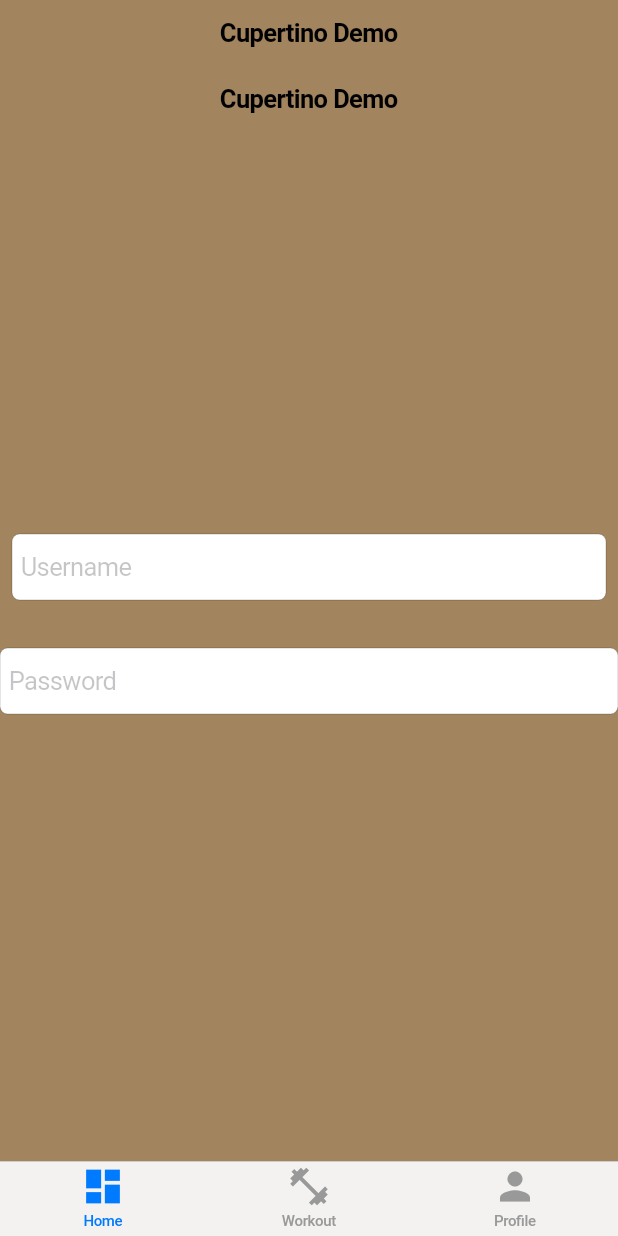
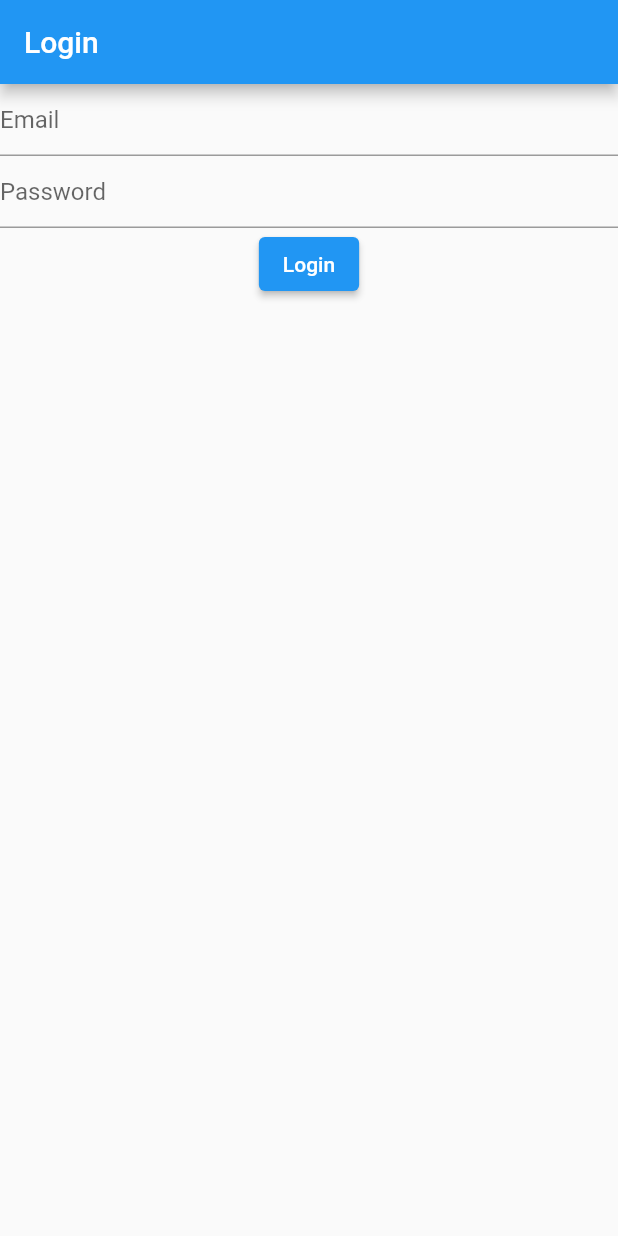
Before and after one commit to Thomas-Chambers/senior_design, a Flutter app: the screen it shows after launch, on a phone screen of 412 x 824 dp. Run offline on Flutter 3.47's test engine with Material 2 defaults, Android fonts, the phone set to English and light mode, and no system bars.

Commit message:
refactored code, added basic functionality

```diff
--- a/lib/main.dart
+++ b/lib/main.dart
@@ -1,8 +1,6 @@
 import 'package:flutter/material.dart';
-import 'package:flutter/cupertino.dart';
-import 'package:senior_design/screens/login1.dart';
-import 'package:senior_design/screens/profile.dart';
-import 'package:senior_design/screens/workout.dart';
+import 'utils/routes/routes.dart';
+import 'utils/routes/routes_name.dart';
 
 void main() {
   runApp(const MyApp());
@@ -13,55 +11,13 @@ class MyApp extends StatelessWidget {
 
   @override
   Widget build(BuildContext context) {
-    return const CupertinoApp(
+    return MaterialApp(
       title: 'Flutter Demo',
-      theme: CupertinoThemeData(
-        brightness: Brightness.light,
+      theme: ThemeData(
+        primarySwatch: Colors.blue,
       ),
-      home: MyHomePage(title: 'Flutter Demo Home Page'),
+      initialRoute: RoutesName.login,
+      onGenerateRoute: Routes.generateRoute,
     );
   }
 }
-
-class MyHomePage extends StatefulWidget {
-  const MyHomePage({super.key, required this.title});
-
-  final String title;
-
-  @override
-  State<MyHomePage> createState() => _MyHomePageState();
-}
-
-class _MyHomePageState extends State<MyHomePage> {
-  final List<Widget> _tabs = [
-    Login1(), // see the HomeTab class below
-    const WorkoutTab(), // see the WorkoutTab class below
-    const ProfileTab() // see the SettingsTab class below
-  ];
-
-  @override
-  Widget build(BuildContext context) {
-    return CupertinoPageScaffold(
-
-      backgroundColor: CupertinoColors.systemBrown,
-      navigationBar: const CupertinoNavigationBar(
-        middle: Text('Cupertino Demo'),
-      ),
-      child: CupertinoTabScaffold(
-          tabBar: CupertinoTabBar(
-            items: const [
-              BottomNavigationBarItem(
-                  icon: Icon(Icons.dashboard), label: 'Home'),
-              BottomNavigationBarItem(
-                  icon: Icon(Icons.fitness_center), label: 'Workout'),
-              BottomNavigationBarItem(
-                  icon: Icon(Icons.person), label: 'Profile'),
-            ],
-          ),
-          tabBuilder: (BuildContext context, index) {
-            return _tabs[index];
-          }),
-      //add a bottom navigation bar
-    );
-  }
-}
--- /dev/null
+++ b/lib/models/login_model.dart
@@ -0,0 +1,16 @@
+class Login {
+  String? username;
+  String? password;
+
+  Login({this.username, this.password});
+
+  Login.fromJson(Map<String, dynamic> json) {
+    username = json['username'];
+    password = json['password'];
+  }
+
+  Map<String, dynamic> toJson() => {
+        'username': username,
+        'password': password,
+      };
+}
--- /dev/null
+++ b/lib/repositories/auth_repository.dart
@@ -0,0 +1,6 @@
+class AuthRepository {
+  Future<dynamic> login(dynamic dataToBeProvided) async {
+    //TODO use mongoDB to login
+    return null;
+  }
+}
--- a/lib/screens/login1.dart
+++ /dev/null
@@ -1,55 +0,0 @@
-import 'package:flutter/cupertino.dart';
-
-class Login1 extends StatefulWidget {
-  @override
-  _LoginState1 createState() => _LoginState1();
-}
-
-class _LoginState1 extends State<Login1> {
-  //set up variables for username and password
-  String username = '';
-  String password = '';
-  @override
-  Widget build(BuildContext context) {
-    return CupertinoPageScaffold(
-      backgroundColor: CupertinoColors.systemBrown,
-      navigationBar: const CupertinoNavigationBar(
-        middle: Text('Cupertino Demo'),
-      ),
-      child: Center(
-        child: Column(
-          mainAxisAlignment: MainAxisAlignment.center,
-          children: <Widget>[
-            //cupertino Text Fields for username and password
-            Padding(
-              padding: const EdgeInsets.all(8.0),
-              child: CupertinoTextField(
-                placeholder: 'Username',
-                padding:
-                    const EdgeInsets.symmetric(horizontal: 6, vertical: 12),
-                clearButtonMode: OverlayVisibilityMode.editing,
-                onChanged: (value) {
-                  setState(() {
-                    username = value;
-                  });
-                },
-              ),
-            ),
-            const Padding(padding: EdgeInsets.symmetric(vertical: 12)),
-            CupertinoTextField(
-              placeholder: 'Password',
-              padding: const EdgeInsets.symmetric(horizontal: 6, vertical: 12),
-              obscureText: true,
-              clearButtonMode: OverlayVisibilityMode.editing,
-              onChanged: (value) {
-                setState(() {
-                  password = value;
-                });
-              },
-            ),
-          ],
-        ),
-      ),
-    );
-  }
-}
--- /dev/null
+++ b/lib/utils/routes/routes.dart
@@ -0,0 +1,30 @@
+import 'package:flutter/cupertino.dart';
+import 'package:senior_design/utils/routes/routes_name.dart';
+import 'package:senior_design/views/home_view.dart';
+import 'package:senior_design/views/login_view.dart';
+import 'package:senior_design/views/profile_view.dart';
+import 'package:senior_design/views/workout_view.dart';
+import 'package:flutter/material.dart';
+
+class Routes {
+  static Route<dynamic> generateRoute(RouteSettings settings) {
+    switch (settings.name) {
+      case RoutesName.home:
+        return MaterialPageRoute(builder: (context) => HomeView());
+      case RoutesName.login:
+        return MaterialPageRoute(builder: (context) => LoginView());
+      case RoutesName.profile:
+        return MaterialPageRoute(builder: (context) => ProfileView());
+      case RoutesName.workout:
+        return MaterialPageRoute(builder: (context) => WorkoutView());
+      default:
+        return MaterialPageRoute(builder: (context) {
+          return const Scaffold(
+            body: Center(
+              child: Text("no route defined"),
+            ),
+          );
+        });
+    }
+  }
+}
--- /dev/null
+++ b/lib/utils/routes/routes_name.dart
@@ -0,0 +1,6 @@
+class RoutesName {
+  static const String login = 'login_screen';
+  static const String profile = 'profile_screen';
+  static const String home = 'home_screen';
+  static const String workout = 'workout_screen';
+}
--- /dev/null
+++ b/lib/view_models/auth_view_model.dart
@@ -0,0 +1,26 @@
+import 'package:flutter/cupertino.dart';
+import 'package:senior_design/repositories/auth_repository.dart';
+import 'package:senior_design/utils/routes/routes_name.dart';
+
+class AuthViewModel with ChangeNotifier {
+  bool _isLoginLoading = false;
+  bool get isLoginLoading => _isLoginLoading;
+
+  void setAuthenticated(bool value) {
+    _isLoginLoading = value;
+    notifyListeners();
+  }
+
+  final _authRepository = AuthRepository();
+
+  Future<void> login(context, dynamic dataToBeProvided) async {
+    // handle whatever comes from api
+    _authRepository.login(dataToBeProvided).then((value) {
+      setAuthenticated(true);
+      Navigator.of(context).pushNamed(RoutesName.home);
+    }).onError((error, stackTrace) {
+      setAuthenticated(false);
+      debugPrint(error.toString());
+    });
+  }
+}
--- /dev/null
+++ b/lib/view_models/login_view_models.dart
@@ -0,0 +1,17 @@
+class LoginViewModel {
+  String _email;
+  String _password;
+
+  LoginViewModel(this._email, this._password);
+
+  String get email => _email;
+  String get password => _password;
+
+  void setEmail(String email) {
+    _email = email;
+  }
+
+  void setPassword(String password) {
+    _password = password;
+  }
+}
--- /dev/null
+++ b/lib/views/login_view.dart
@@ -0,0 +1,49 @@
+import 'package:flutter/material.dart';
+import 'package:senior_design/utils/routes/routes_name.dart';
+import 'package:senior_design/view_models/auth_view_model.dart';
+
+class LoginView extends StatefulWidget {
+  const LoginView({Key? key}) : super(key: key);
+  @override
+  State<LoginView> createState() => _LoginViewState();
+}
+
+class _LoginViewState extends State<LoginView> {
+  @override
+  Widget build(BuildContext context) {
+    final _AuthViewModel = AuthViewModel();
+    final _emailController = TextEditingController();
+    final _passwordController = TextEditingController();
+
+    return Scaffold(
+      appBar: AppBar(
+        title: const Text('Login'),
+      ),
+      body: //have text fields for email and password and a button to login
+          Column(
+        children: [
+          TextField(
+            controller: _emailController,
+            decoration: const InputDecoration(
+              hintText: 'Email',
+            ),
+          ),
+          TextField(
+            controller: _passwordController,
+            decoration: const InputDecoration(
+              hintText: 'Password',
+            ),
+          ),
+          ElevatedButton(
+            onPressed: () {
+              _AuthViewModel.login(
+                  _emailController.text, _passwordController.text);
+              Navigator.pushNamed(context, RoutesName.home);
+            },
+            child: const Text('Login'),
+          ),
+        ],
+      ),
+    );
+  }
+}
```
Also changed, not shown: lib/screens/profile.dart (deleted, +0 -18 lines), lib/screens/workout.dart (deleted, +0 -18 lines), lib/views/home_view.dart (added, +16 -0 lines), lib/views/profile_view.dart (added, +17 -0 lines), lib/views/workout_view.dart (added, +18 -0 lines).
